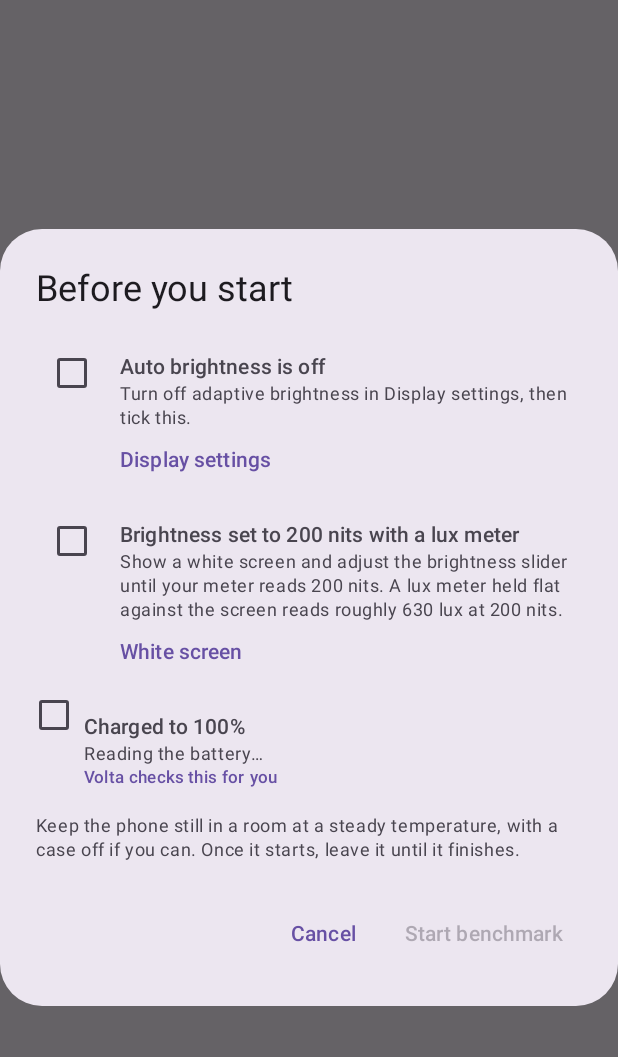
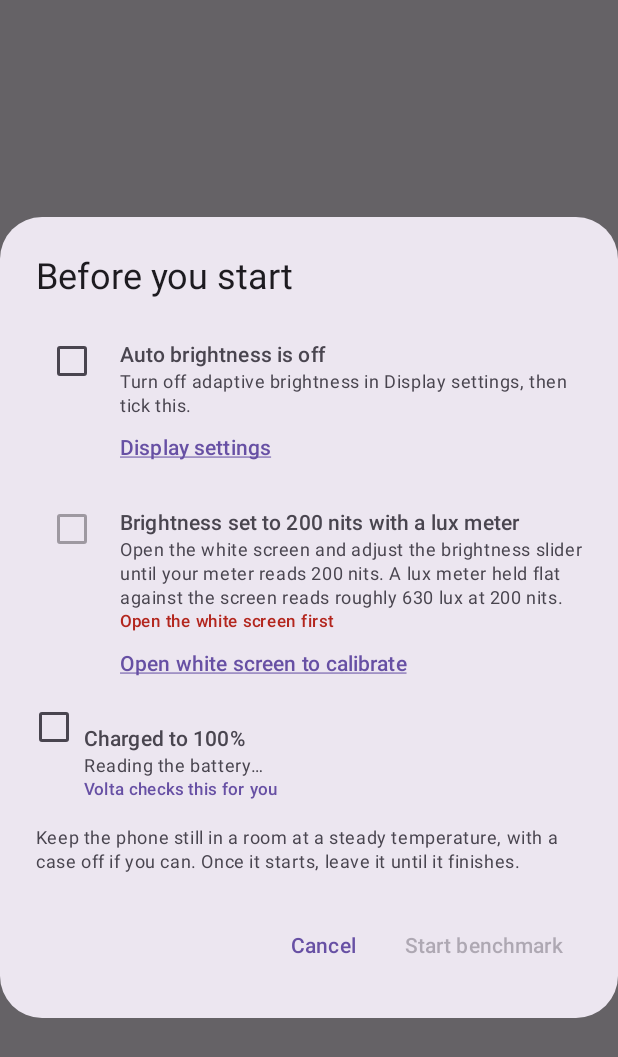
Before and after one commit to alexmaxham/Volta, an Android app built with Jetpack Compose: the composable ChecklistDialog called with empty values, on a phone screen of 412 x 824 dp. Shown: the top 1057 px of the screen. Run offline under Robolectric (Android 15) with nearby library versions, the phone set to English and light mode, and no system bars.

Commit message:
Benchmark checklist: tick 200 nits only after opening the white screen
The brightness item's link now reads "Open white screen to calibrate"
and its box stays disabled, with a note, until the white screen has
been opened.

Co-Authored-By: Claude Opus 5.5 <noreply@anthropic.com>
Claude-Session: https://claude.ai/code/session_01EAhqYuN6ekudWKBN1JwZDe

```diff
--- a/app/src/main/kotlin/com/alexmaxham/volta/ui/screens/BenchScreen.kt
+++ b/app/src/main/kotlin/com/alexmaxham/volta/ui/screens/BenchScreen.kt
@@ -40,6 +40,7 @@ import androidx.compose.ui.draw.clip
 import androidx.compose.ui.graphics.Color
 import androidx.compose.ui.platform.LocalContext
 import androidx.compose.ui.text.font.FontWeight
+import androidx.compose.ui.text.style.TextDecoration
 import androidx.compose.ui.unit.dp
 import androidx.compose.ui.window.Dialog
 import androidx.compose.ui.window.DialogProperties
@@ -243,6 +244,8 @@ private fun ChecklistDialog(live: Reading?, camera: Boolean, onDismiss: () -> Un
     var nits by rememberSaveable { mutableStateOf(false) }
     var cameraSet by rememberSaveable { mutableStateOf(false) }
     var white by remember { mutableStateOf(false) }
+    // The brightness box can only be ticked once the white screen has been opened to measure on.
+    var measured by rememberSaveable { mutableStateOf(false) }
     LaunchedEffect(Unit) {
         while (true) {
             auto = Bench.autoBrightness(context)
@@ -274,10 +277,15 @@ private fun ChecklistDialog(live: Reading?, camera: Boolean, onDismiss: () -> Un
                 )
                 CheckItem(
                     "Brightness set to 200 nits with a lux meter",
-                    "Show a white screen and adjust the brightness slider until your meter reads 200 nits. A lux meter held flat against the screen reads roughly 630 lux at 200 nits.",
+                    "Open the white screen and adjust the brightness slider until your meter reads 200 nits. A lux meter held flat against the screen reads roughly 630 lux at 200 nits.",
                     nits,
                     onToggle = { nits = it },
-                    action = "White screen" to { white = true },
+                    enabled = measured,
+                    note = if (measured) null else "Open the white screen first",
+                    action = "Open white screen to calibrate" to {
+                        measured = true
+                        white = true
+                    },
                 )
                 CheckItem(
                     "Charged to 100%",
@@ -312,19 +320,28 @@ private fun ChecklistDialog(live: Reading?, camera: Boolean, onDismiss: () -> Un
 
 /** One checklist line. Without [onToggle] the box is ticked by Volta's own check. */
 @Composable
-private fun CheckItem(title: String, sub: String, checked: Boolean, onToggle: ((Boolean) -> Unit)? = null, action: Pair<String, () -> Unit>? = null) {
+private fun CheckItem(
+    title: String,
+    sub: String,
+    checked: Boolean,
+    onToggle: ((Boolean) -> Unit)? = null,
+    enabled: Boolean = true,
+    note: String? = null,
+    action: Pair<String, () -> Unit>? = null,
+) {
     Row(verticalAlignment = Alignment.Top, horizontalArrangement = Arrangement.spacedBy(8.dp)) {
-        Checkbox(checked, onCheckedChange = onToggle)
+        Checkbox(checked, onCheckedChange = onToggle, enabled = enabled)
         Column(Modifier.weight(1f).padding(top = 10.dp)) {
             Text(title, style = MaterialTheme.typography.titleSmall)
             Text(sub, style = MaterialTheme.typography.bodySmall, color = MaterialTheme.colorScheme.onSurfaceVariant)
             if (onToggle == null) {
                 Text(if (checked) "Checked by Volta" else "Volta checks this for you", style = MaterialTheme.typography.labelSmall, color = MaterialTheme.colorScheme.primary)
             }
+            if (note != null) Text(note, style = MaterialTheme.typography.labelSmall, color = MaterialTheme.colorScheme.error)
             if (action != null) {
                 Text(
                     action.first,
-                    style = MaterialTheme.typography.labelLarge,
+                    style = MaterialTheme.typography.labelLarge.copy(textDecoration = TextDecoration.Underline),
                     color = MaterialTheme.colorScheme.primary,
                     modifier = Modifier.padding(top = 6.dp).clip(RoundedCornerShape(8.dp)).clickable(onClick = action.second).padding(vertical = 4.dp),
                 )
```
Also changed, not shown: 1 other file.
